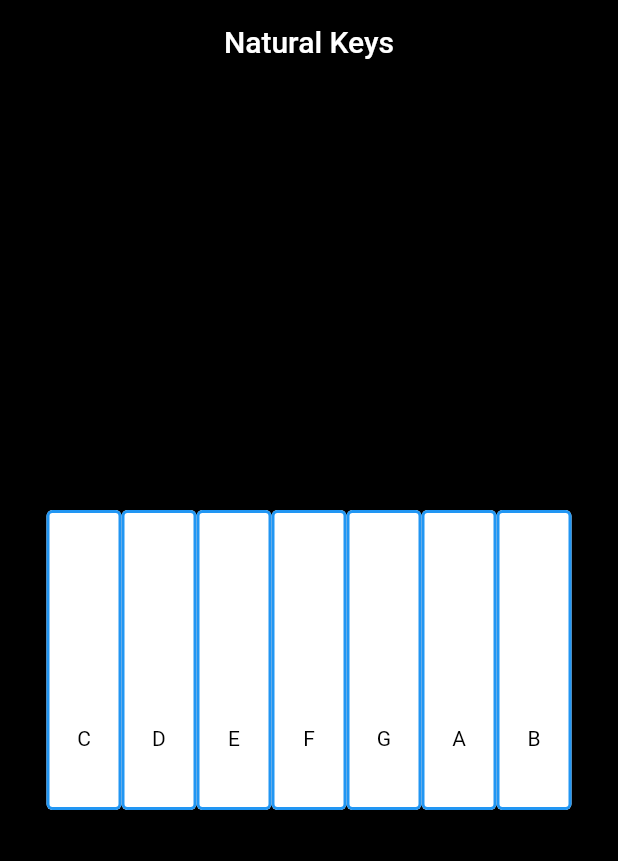
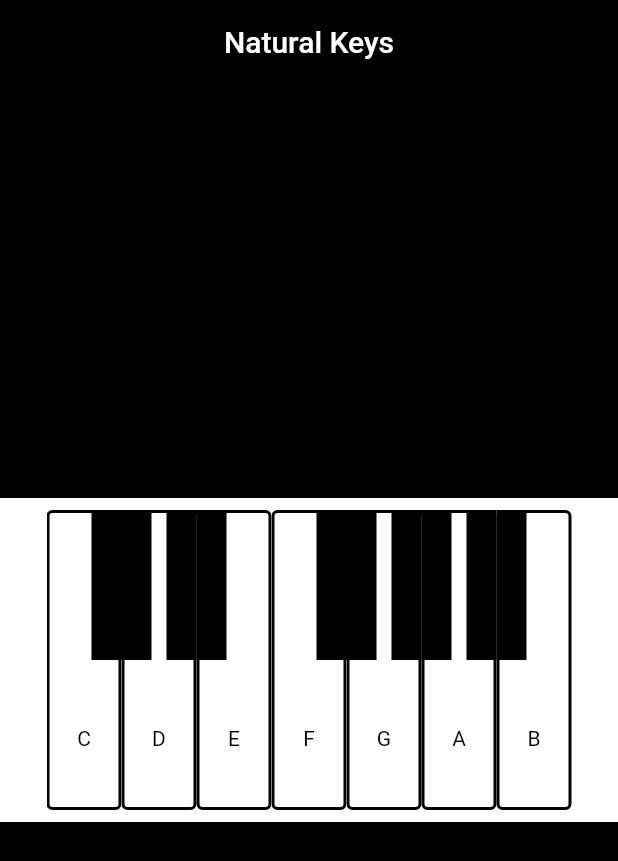
Before and after one commit to kulloveth/PianoNaturalKeyboard, a Flutter app: the screen it shows after launch, on a phone screen of 412 x 824 dp. Shown: the top 861 px of the screen. Run offline on Flutter 3.47's test engine with Material 2 defaults, Android fonts, the light colour scheme and no system bars.

Commit message:
completed piano

```diff
--- a/lib/main.dart
+++ b/lib/main.dart
@@ -46,16 +46,15 @@ class _PianoState extends State<Piano> {
       height: 200.0,
       child: OutlinedButton(
         child: Align(
-
-            alignment:Alignment.bottomCenter,
+            alignment: Alignment.bottomCenter,
             child: Padding(
               padding: const EdgeInsets.only(bottom: 40.0),
-              child: Text(note ),
+              child: Text(note),
             )),
         style: OutlinedButton.styleFrom(
             primary: Colors.black,
             backgroundColor: Colors.white,
-            side: BorderSide(color: Colors.blue, width: 2),
+            side: BorderSide(color: Colors.black, width: 2),
             textStyle: TextStyle()),
         onPressed: () {
           print('Pressed');
@@ -74,9 +73,127 @@ class _PianoState extends State<Piano> {
       ),
       body: SafeArea(
         child: Center(
-          child: Row(
-            mainAxisAlignment: MainAxisAlignment.center,
-            children: [pianoButton('C'), pianoButton('D'), pianoButton('E'),pianoButton('F'),pianoButton('G'),pianoButton('A'),pianoButton('B')],
+          child: Container(
+            padding: EdgeInsets.only(top: 8.0, bottom: 8.0),
+            color: Colors.white,
+            child: Row(
+              mainAxisAlignment: MainAxisAlignment.center,
+              children: [
+                Stack(
+                  children: [
+                    pianoButton('C'),
+                    Positioned(
+                      left: 30,
+                      child: Container(
+                        width: 50.0,
+                        height: 100.0,
+                        color: Colors.black,
+                      ),
+                    ),
+                  ],
+                ),
+                Stack(
+                  children: [
+                    pianoButton('D'),
+                    Positioned(
+                      left: 30,
+                      child: Container(
+                        width: 50.0,
+                        height: 100.0,
+                        color: Colors.black,
+                      ),
+                    ),
+                    Positioned(
+                      right: 30,
+                      child: Container(
+                        width: 20.0,
+                        height: 100.0,
+                        color: Colors.black,
+                      ),
+                    ),
+                  ],
+                ),
+
+                Stack(children: [
+                  pianoButton('E'),
+                  Positioned(
+                    right: 30,
+                    child: Container(
+                      width: 20.0,
+                      height: 100.0,
+                      color: Colors.black,
+                    ),
+                  ),
+                ],),
+                Stack(
+                  children: [
+                    pianoButton('F'),
+                    Positioned(
+                      left: 30,
+                      child: Container(
+                        width: 50.0,
+                        height: 100.0,
+                        color: Colors.black,
+                      ),
+                    ),
+                  ],
+                ),
+                Stack(
+                  children: [
+                    pianoButton('G'),
+                    Positioned(
+                      left: 30,
+                      child: Container(
+                        width: 50.0,
+                        height: 100.0,
+                        color: Colors.black,
+                      ),
+                    ),
+                    Positioned(
+                      right: 30,
+                      child: Container(
+                        width: 20.0,
+                        height: 100.0,
+                        color: Colors.black,
+                      ),
+                    ),
+                  ],
+                ),
+                Stack(
+                  children: [
+                    pianoButton('A'),
+                    Positioned(
+                      left: 30,
+                      child: Container(
+                        width: 20.0,
+                        height: 100.0,
+                        color: Colors.black,
+                      ),
+                    ),
+                    Positioned(
+                      right: 30,
+                      child: Container(
+                        width: 20.0,
+                        height: 100.0,
+                        color: Colors.black,
+                      ),
+                    ),
+                  ],
+                ),
+
+                Stack(children: [
+                  pianoButton('B'),
+                  Positioned(
+                    right: 30,
+                    child: Container(
+                      width: 20.0,
+                      height: 100.0,
+                      color: Colors.black,
+                    ),
+                  ),
+                ],)
+              ],
+            ),
           ),
         ),
       ),
```
